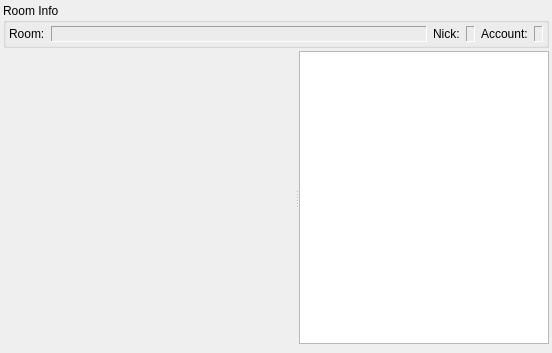
Above: trunk/src/plugins/multiuserchat/multiuserchatwindow.ui from vacuum-im/vacuum-im before the change. Below: the same form after it.
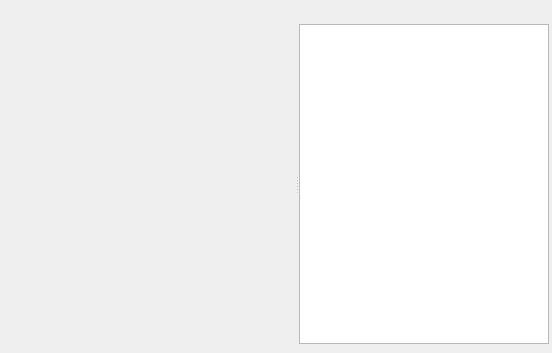
That is the form after the change.

Commit message: Изменен интерфейс информационных виджетов в окнах чата и конференций.

```diff
--- a/trunk/src/plugins/multiuserchat/multiuserchatwindow.ui
+++ b/trunk/src/plugins/multiuserchat/multiuserchatwindow.ui
@@ -22,27 +22,17 @@
      <number>3</number>
     </property>
     <item>
-     <widget class="QGroupBox" name="grbRoomInfo">
+     <widget class="QWidget" name="widget" native="true">
       <property name="sizePolicy">
        <sizepolicy hsizetype="Ignored" vsizetype="Preferred">
         <horstretch>0</horstretch>
         <verstretch>0</verstretch>
        </sizepolicy>
       </property>
-      <property name="title">
-       <string>Room Info</string>
-      </property>
-      <layout class="QHBoxLayout">
+      <layout class="QHBoxLayout" name="horizontalLayout_2">
        <property name="margin">
-        <number>3</number>
+        <number>2</number>
        </property>
-       <item>
-        <widget class="QLabel" name="lblRoomLabel">
-         <property name="text">
-          <string>Room:</string>
-         </property>
-        </widget>
-       </item>
        <item>
         <widget class="QLabel" name="lblRoom">
          <property name="sizePolicy">
@@ -51,55 +41,13 @@
            <verstretch>0</verstretch>
           </sizepolicy>
          </property>
-         <property name="frameShape">
-          <enum>QFrame::Panel</enum>
-         </property>
-         <property name="frameShadow">
-          <enum>QFrame::Sunken</enum>
-         </property>
          <property name="textInteractionFlags">
           <set>Qt::LinksAccessibleByKeyboard|Qt::LinksAccessibleByMouse|Qt::TextBrowserInteraction|Qt::TextSelectableByKeyboard|Qt::TextSelectableByMouse</set>
          </property>
         </widget>
        </item>
-       <item>
-        <widget class="QLabel" name="lblNickLabel">
-         <property name="text">
-          <string>Nick:</string>
-         </property>
-        </widget>
-       </item>
-       <item>
-        <widget class="QLabel" name="lblNick">
-         <property name="frameShape">
-          <enum>QFrame::Panel</enum>
-         </property>
-         <property name="frameShadow">
-          <enum>QFrame::Sunken</enum>
-         </property>
-         <property name="text">
-          <string/>
-         </property>
-         <property name="textInteractionFlags">
-          <set>Qt::LinksAccessibleByKeyboard|Qt::LinksAccessibleByMouse|Qt::TextBrowserInteraction|Qt::TextSelectableByKeyboard|Qt::TextSelectableByMouse</set>
-         </property>
-        </widget>
-       </item>
-       <item>
-        <widget class="QLabel" name="lblAccountLabel">
-         <property name="text">
-          <string>Account:</string>
-         </property>
-        </widget>
-       </item>
        <item>
         <widget class="QLabel" name="lblAccount">
-         <property name="frameShape">
-          <enum>QFrame::Panel</enum>
-         </property>
-         <property name="frameShadow">
-          <enum>QFrame::Sunken</enum>
-         </property>
          <property name="textInteractionFlags">
           <set>Qt::LinksAccessibleByKeyboard|Qt::LinksAccessibleByMouse|Qt::TextBrowserInteraction|Qt::TextSelectableByKeyboard|Qt::TextSelectableByMouse</set>
          </property>
```
The commit also changes 3 other files.
